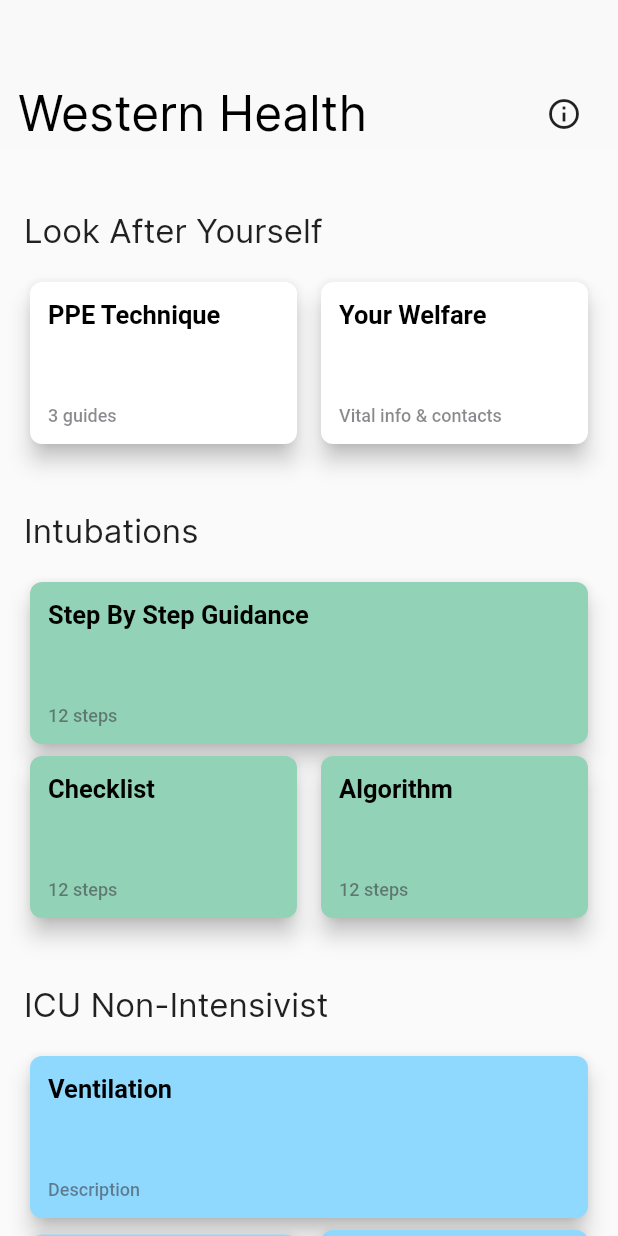
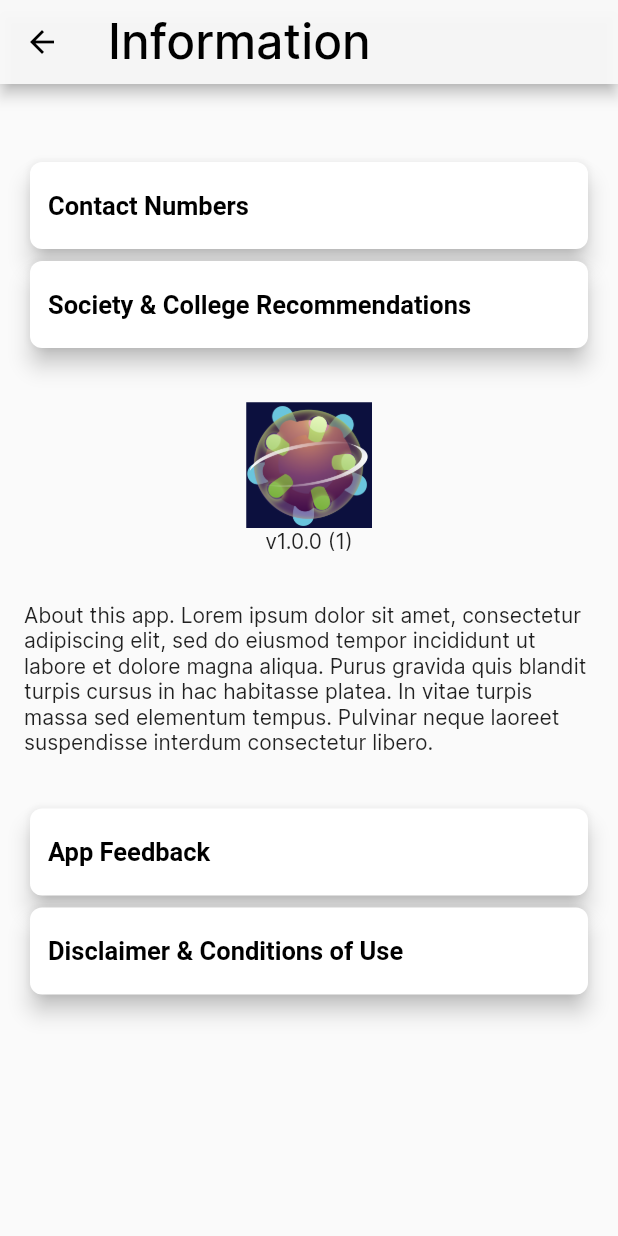
Before and after one commit to Western-Health-Covid19-Collaboration/wh_covid19_app, a Flutter app: the screen it shows after launch, after a tap on the "info outline" icon, on a phone screen of 412 x 824 dp. Run offline on Flutter 3.47's test engine with Material 2 defaults, Android fonts, the phone set to English and light mode, and no system bars; our stand-ins replace package_info; Roboto replaces fonts that are missing (SFProText).

Commit message:
Add simple info view

```diff
--- a/lib/hard_data.dart
+++ b/lib/hard_data.dart
@@ -52,6 +52,7 @@ final List<ReusableCard> icu = [
   ),
   ReusableCard(
     title: 'Tips for Junior Staffers',
+    description: '',
     color: Color.fromRGBO(143, 217, 255, 1),
   ),
 ];
--- a/lib/main.dart
+++ b/lib/main.dart
@@ -1,5 +1,6 @@
 import 'package:flutter/material.dart';
 import 'package:wh_covid19/view/home_page.dart';
+import 'package:wh_covid19/view/info_view.dart';
 import 'package:wh_covid19/view/ppe/ppe_view.dart';
 import 'package:wh_covid19/view/sbs_guide_view.dart';
 import 'package:wh_covid19/view/staff_welfare/staff_welfare_view.dart';
@@ -22,6 +23,7 @@ class MyApp extends StatelessWidget {
         '/ppe': (context) => PPEView(),
         '/staff_welfare': (context) => StaffWelfareView(),
         '/sbs_guidance': (context) => SBSGuideView(),
+        '/info': (context) => InfoView(),
       },
     );
   }
--- a/lib/view/home_page.dart
+++ b/lib/view/home_page.dart
@@ -1,6 +1,7 @@
 import 'package:flutter/material.dart';
 import 'package:wh_covid19/hard_data.dart';
 import 'package:wh_covid19/style.dart';
+import 'package:wh_covid19/view/info_view.dart';
 import 'package:wh_covid19/widget/card_container.dart';
 
 class HomePage extends StatelessWidget {
@@ -25,7 +26,7 @@ class HomePage extends StatelessWidget {
                     ),
                     IconButton(
                       icon: Icon(Icons.info_outline),
-                      onPressed: () {},
+                      onPressed: () => InfoView.navigateTo(context),
                     )
                   ],
                 ),
--- /dev/null
+++ b/lib/view/info_view.dart
@@ -0,0 +1,100 @@
+import 'package:flutter/material.dart';
+import 'package:package_info/package_info.dart';
+import 'package:wh_covid19/style.dart';
+import 'package:wh_covid19/widget/reusable_card.dart';
+
+class InfoView extends StatelessWidget {
+  final title = 'Information';
+  static final _cardHeight = 34.0;
+  static final _cardColor = Colors.white;
+  static final routeName = '/info';
+
+  static void navigateTo(BuildContext context) {
+    Navigator.pushNamed(context, routeName);
+  }
+
+  final topCards = <Widget>[
+    ReusableCard(
+      title: 'Contact Numbers',
+      color: _cardColor,
+      height: _cardHeight,
+    ),
+    ReusableCard(
+      title: 'Society & College Recommendations',
+      color: _cardColor,
+      height: _cardHeight,
+    )
+  ];
+
+  final bottomCards = <Widget>[
+    ReusableCard(
+      title: 'App Feedback',
+      color: _cardColor,
+      height: _cardHeight,
+    ),
+    ReusableCard(
+      title: 'Disclaimer & Conditions of Use',
+      color: _cardColor,
+      height: _cardHeight,
+    )
+  ];
+
+  @override
+  Widget build(BuildContext context) {
+    return Scaffold(
+      appBar: AppBar(
+        backgroundColor: appBarColor,
+        iconTheme: appBarIconTheme,
+        title: Text(
+          title,
+          style: appBarTextStyle,
+        ),
+      ),
+      body: Padding(
+        padding: const EdgeInsets.all(16.0),
+        child: ListView(
+          children: <Widget>[
+            _buildSpacer(),
+            ...topCards,
+            _buildSpacer(),
+            ..._buildAbout(),
+            _buildSpacer(),
+            ...bottomCards,
+            _buildSpacer(),
+          ],
+        ),
+      ),
+    );
+  }
+
+  Widget _buildSpacer({double height = 32}) => Container(height: height);
+
+  List<Widget> _buildAbout() {
+    return [
+      Image.asset(
+        'assets/images/icon/high_res_icon.png',
+        height: 84,
+        width: 84,
+      ),
+      Center(child: _buildVersionTextWidget()),
+      _buildSpacer(),
+      Text(
+          'About this app. Lorem ipsum dolor sit amet, consectetur adipiscing elit, sed do eiusmod tempor incididunt ut labore et dolore magna aliqua. Purus gravida quis blandit turpis cursus in hac habitasse platea. In vitae turpis massa sed elementum tempus. Pulvinar neque laoreet suspendisse interdum consectetur libero.'),
+    ];
+  }
+
+  Widget _buildVersionTextWidget() {
+    return FutureBuilder<PackageInfo>(
+      future: PackageInfo.fromPlatform(),
+      initialData: null,
+      builder: (context, snapshot) {
+        var text = '';
+        if (snapshot.hasData) {
+          final packageInfo = snapshot.data;
+          text = 'v${packageInfo.version} (${packageInfo.buildNumber})';
+        }
+        return Text(text);
+      },
+    );
+  }
+}
--- a/lib/widget/reusable_card.dart
+++ b/lib/widget/reusable_card.dart
@@ -14,8 +14,11 @@ class ReusableCard extends StatelessWidget {
   /// Route to view
   final String routeTo;
 
-  ReusableCard(
-      {@required this.title, this.description, this.color = Colors.white, this.routeTo})
+  /// Height of card
+  final double height;
+
+  ReusableCard({@required this.title, this.description, this.color = Colors
+      .white, this.routeTo, this.height = 84})
       : assert(title != null);
 
   @override
@@ -29,8 +32,12 @@ class ReusableCard extends StatelessWidget {
             borderRadius: BorderRadius.all(Radius.circular(8))),
         child: Padding(
           padding: const EdgeInsets.all(12),
+          child: Container(
+            height: height,
             child: Column(
-            mainAxisAlignment: MainAxisAlignment.spaceBetween,
+              mainAxisAlignment: description == null
+                  ? MainAxisAlignment.center
+                  : MainAxisAlignment.spaceBetween,
               crossAxisAlignment: CrossAxisAlignment.start,
               mainAxisSize: MainAxisSize.min,
               children: <Widget>[
@@ -38,14 +45,14 @@ class ReusableCard extends StatelessWidget {
                   title,
                   style: cardTitleTextStyle,
                 ),
-              SizedBox(
-                height: 50,
-              ),
+                if (description != null)
+                  Spacer(),
                 description != null ? Text(
                   description,
                   style: cardDescriptionTextStyle,
                 ) : Container(),
               ],
+            ),
           ),
         ),
       ),
--- a/pubspec.yaml
+++ b/pubspec.yaml
@@ -4,11 +4,12 @@ description: A new Flutter project.
 version: 1.0.0+1
 
 environment:
-  sdk: ">=2.1.0 <3.0.0"
+  sdk: ">=2.3.0 <3.0.0"
 
 dependencies:
   flutter:
     sdk: flutter
+  package_info: ^0.4.0+16
 
 dev_dependencies:
   flutter_test:
@@ -24,6 +25,7 @@ flutter:
 
   assets:
     - assets/images/
+    - assets/images/icon/
 
   fonts:
     - family: Inter
```
Also changed, not shown: pubspec.lock. Lines whose indentation alone changed are shown as unchanged.
